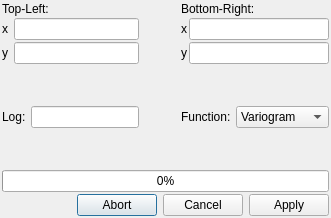
The window that vardialog.ui (kofes/satelliteQt) describes before a commit, drawn with Qt 5.
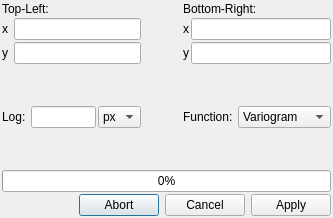
The same window after the commit.

Commit message: format added to graphic

The edit to the form file:
```diff
--- a/vardialog.ui
+++ b/vardialog.ui
@@ -166,7 +166,7 @@
       </spacer>
      </item>
      <item row="2" column="0">
-      <layout class="QHBoxLayout" name="horizontalLayout_2">
+      <layout class="QHBoxLayout" name="horizontalLayout_2" stretch="1,3,2">
        <item>
         <widget class="QLabel" name="label_6">
          <property name="text">
@@ -181,6 +181,31 @@
          </property>
         </widget>
        </item>
+       <item>
+        <widget class="QComboBox" name="comboBox_format">
+         <property name="sizePolicy">
+          <sizepolicy hsizetype="Ignored" vsizetype="Fixed">
+           <horstretch>0</horstretch>
+           <verstretch>0</verstretch>
+          </sizepolicy>
+         </property>
+         <item>
+          <property name="text">
+           <string>px</string>
+          </property>
+         </item>
+         <item>
+          <property name="text">
+           <string>m</string>
+          </property>
+         </item>
+         <item>
+          <property name="text">
+           <string>deg</string>
+          </property>
+         </item>
+        </widget>
+       </item>
       </layout>
      </item>
      <item row="2" column="2">
```
The commit also changes 13 other files.
